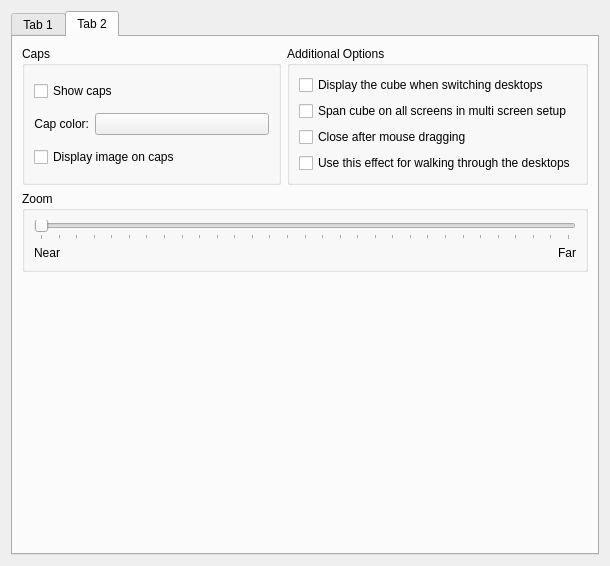
First picture: the form in effects/cube/cube_config.ui, repository KDE/kwin, before the edit.
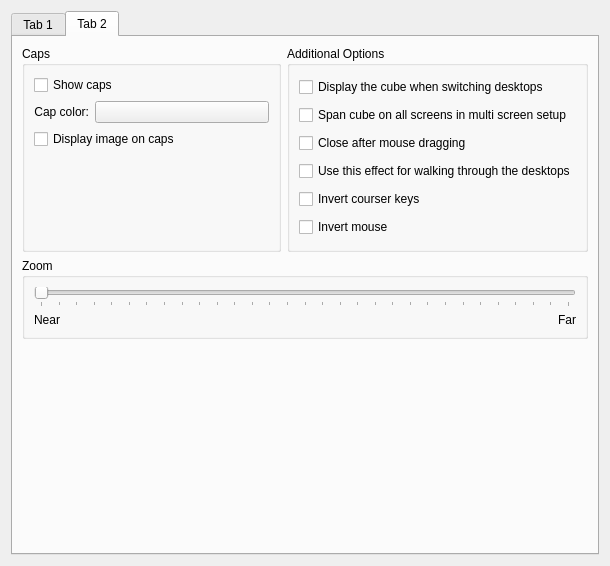
Second picture: the form after the edit. The open tabs and pages were chosen to show the change. Custom widgets are drawn as their Qt base class.

Commit message: Option to invert mouse and cursor keys in cube mode. FEATURE: 178398

```diff
--- a/effects/cube/cube_config.ui
+++ b/effects/cube/cube_config.ui
@@ -307,6 +307,19 @@
             </property>
            </widget>
           </item>
+          <item row="3" column="0" >
+           <spacer name="verticalSpacer_4" >
+            <property name="orientation" >
+             <enum>Qt::Vertical</enum>
+            </property>
+            <property name="sizeHint" stdset="0" >
+             <size>
+              <width>20</width>
+              <height>40</height>
+             </size>
+            </property>
+           </spacer>
+          </item>
          </layout>
         </widget>
        </item>
@@ -419,6 +432,20 @@
             </property>
            </widget>
           </item>
+          <item>
+           <widget class="QCheckBox" name="invertKeysBox" >
+            <property name="text" >
+             <string>Invert courser keys</string>
+            </property>
+           </widget>
+          </item>
+          <item>
+           <widget class="QCheckBox" name="invertMouseBox" >
+            <property name="text" >
+             <string>Invert mouse</string>
+            </property>
+           </widget>
+          </item>
          </layout>
         </widget>
        </item>
```
Left out of the diff: 4 changed lines with no effect on the pictures. The commit also changes 7 other files.
